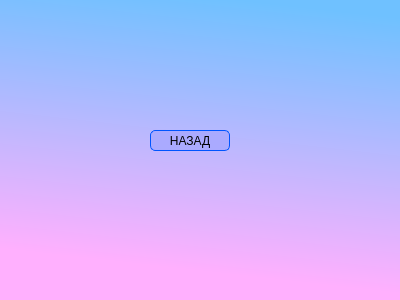
First picture: the form in glavnaya.ui, repository xterlo/msg, before the edit.
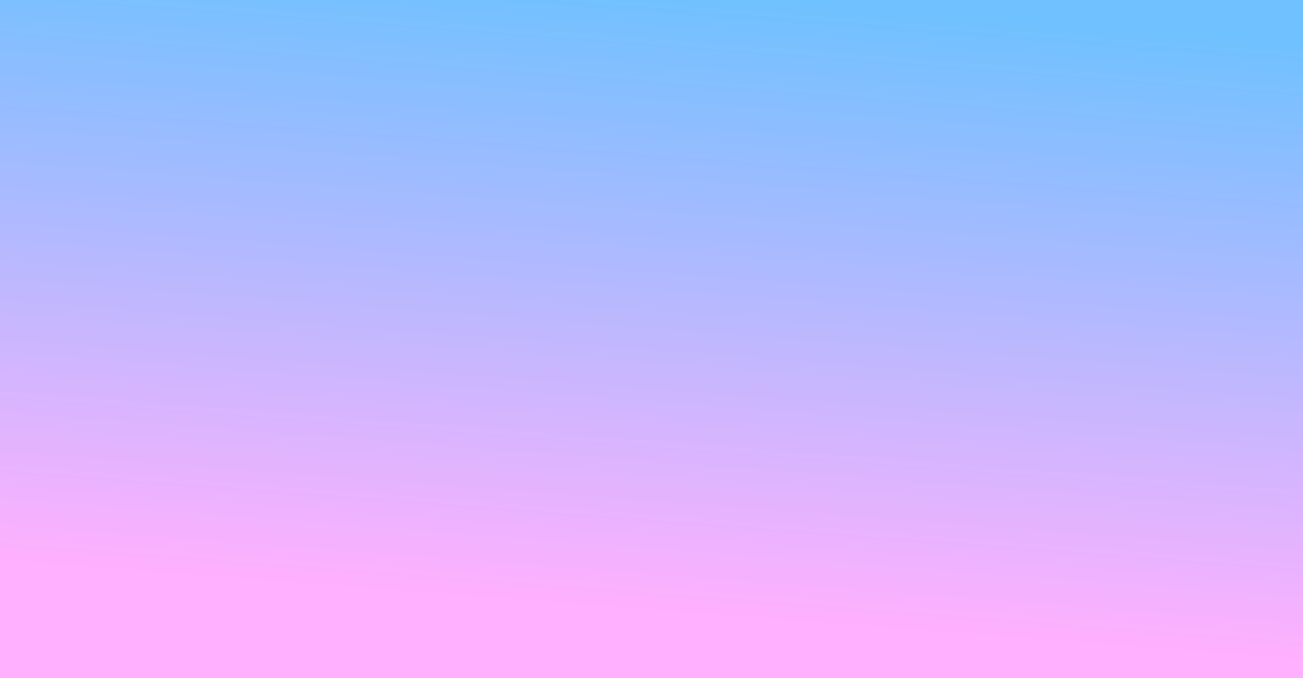
Second picture: the form after the edit.

Patch:
```diff
--- a/glavnaya.ui
+++ b/glavnaya.ui
@@ -6,28 +6,16 @@
    <rect>
     <x>0</x>
     <y>0</y>
-    <width>400</width>
-    <height>300</height>
+    <width>1303</width>
+    <height>678</height>
    </rect>
   </property>
   <property name="sizePolicy">
-   <sizepolicy hsizetype="Fixed" vsizetype="Fixed">
+   <sizepolicy hsizetype="Ignored" vsizetype="Ignored">
     <horstretch>0</horstretch>
     <verstretch>0</verstretch>
    </sizepolicy>
   </property>
-  <property name="minimumSize">
-   <size>
-    <width>400</width>
-    <height>300</height>
-   </size>
-  </property>
-  <property name="maximumSize">
-   <size>
-    <width>400</width>
-    <height>300</height>
-   </size>
-  </property>
   <property name="windowTitle">
    <string>Form</string>
   </property>
@@ -36,32 +24,6 @@
 background-color:qlineargradient(spread:pad, x1:0.725, y1:0.9375, x2:0.86, y2:0.0397727, stop:0 rgba(255, 176, 254, 255), stop:1 rgba(111, 193, 255, 255))
 }</string>
   </property>
-  <widget class="QPushButton" name="pushButton">
-   <property name="geometry">
-    <rect>
-     <x>150</x>
-     <y>130</y>
-     <width>80</width>
-     <height>21</height>
-    </rect>
-   </property>
-   <property name="styleSheet">
-    <string notr="true">QPushButton
-{
-
-                border-width: 1px; 
-                border-style: solid; 
-                border-radius: 5px;
-				border-color: rgb(0, 85, 255);
-                padding: 2px; 
-                background:rgb(170, 170, 255)
-             ;
-}</string>
-   </property>
-   <property name="text">
-    <string>НАЗАД</string>
-   </property>
-  </widget>
  </widget>
  <resources/>
  <connections/>
```
